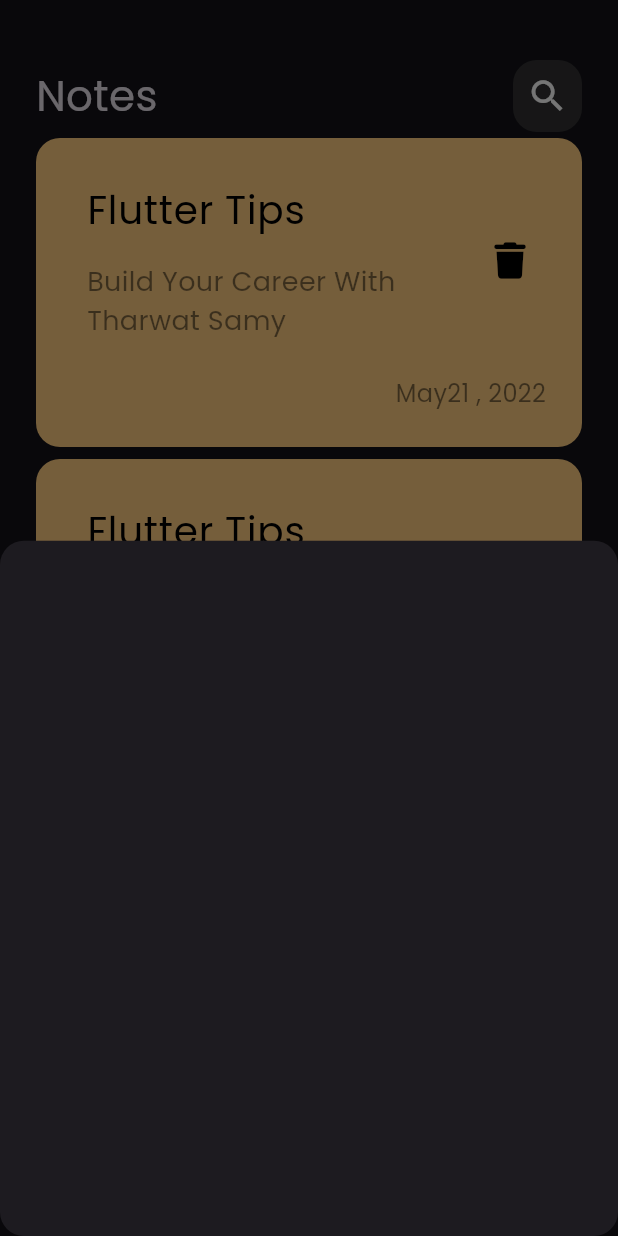
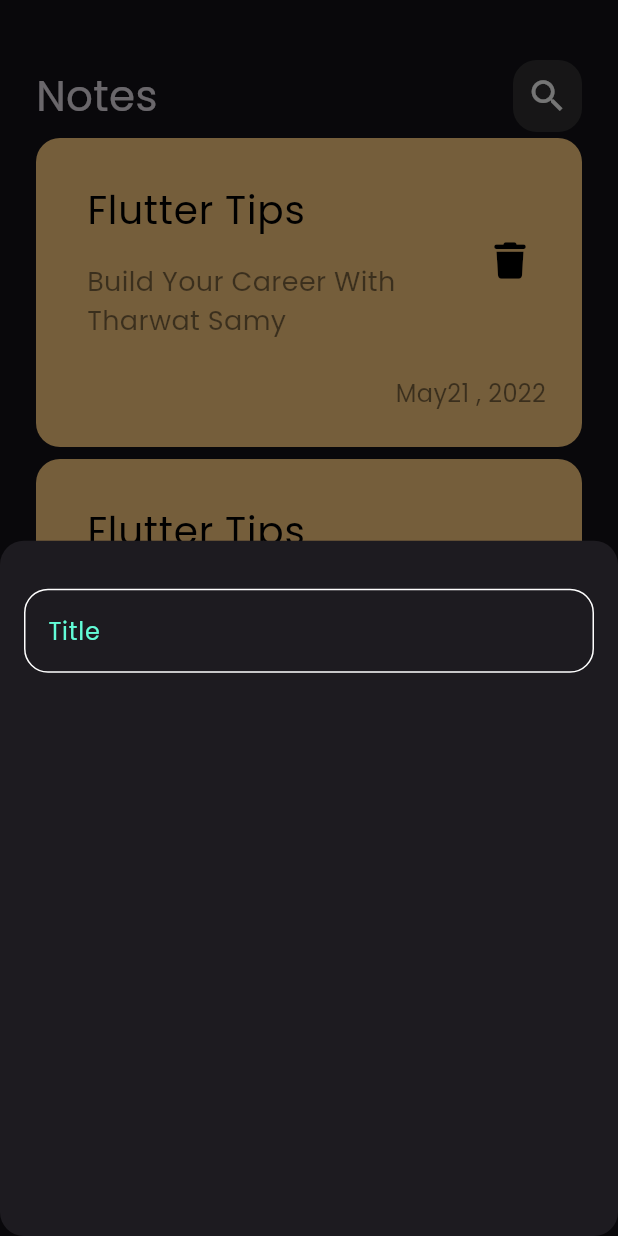
Before and after one commit to laithkhalil17/notes_app_la, a Flutter app: the screen it shows after launch, after a tap on the "add" icon, on a phone screen of 412 x 824 dp. Run offline on Flutter 3.47's test engine with Material 3 defaults, Android fonts, the phone set to English and light mode, and no system bars; our stand-ins replace font_awesome_flutter.

Commit message:
create custom text field

```diff
--- /dev/null
+++ b/lib/constants.dart
@@ -0,0 +1,3 @@
+import 'package:flutter/material.dart';
+
+const kPrimaryColor = Color(0xff62FCD7);
--- a/lib/views/notes_view.dart
+++ b/lib/views/notes_view.dart
@@ -1,6 +1,8 @@
 import 'package:flutter/material.dart';
 import 'package:notes_app_la/widgets/add_note_bottem_Sheet.dart';
 import 'package:notes_app_la/widgets/notes_view_body.dart';
+
+import '../constants.dart';
 
 class NotesView extends StatelessWidget {
   const NotesView({super.key});
@@ -9,6 +11,7 @@
   Widget build(BuildContext context) {
     return Scaffold(
       floatingActionButton: FloatingActionButton(
+        backgroundColor: kPrimaryColor,
         onPressed: () {
           showModalBottomSheet(
             context: context,
--- a/lib/widgets/add_note_bottem_Sheet.dart
+++ b/lib/widgets/add_note_bottem_Sheet.dart
@@ -1,10 +1,19 @@
 import 'package:flutter/material.dart';
+import 'package:notes_app_la/widgets/custom_text_field.dart';
 
 class AddNoteBottemShet extends StatelessWidget {
   const AddNoteBottemShet({super.key});
 
   @override
   Widget build(BuildContext context) {
-    return Container();
+    return const Padding(
+      padding: EdgeInsets.symmetric(horizontal:16.0),
+      child: Column(
+        children: [
+          SizedBox(height: 32,),
+          CustomTextField(),
+        ],
+      ),
+    );
   }
 }
--- /dev/null
+++ b/lib/widgets/custom_text_field.dart
@@ -0,0 +1,26 @@
+import 'package:flutter/material.dart';
+import 'package:flutter/widgets.dart';
+import 'package:notes_app_la/constants.dart';
+
+class CustomTextField extends StatelessWidget {
+  const CustomTextField({super.key});
+
+  @override
+  Widget build(BuildContext context) {
+    return TextField(
+      cursorColor: kPrimaryColor,
+      decoration: InputDecoration(
+          hintText: 'Title',
+          hintStyle: const TextStyle(color: kPrimaryColor),
+          border: buildBorder(),
+          enabledBorder: buildBorder(),
+          focusedBorder: buildBorder(color: kPrimaryColor)),
+    );
+  }
+
+  OutlineInputBorder buildBorder({color}) {
+    return OutlineInputBorder(
+        borderRadius: BorderRadius.circular(16),
+        borderSide: BorderSide(color: color ?? Colors.white));
+  }
+}
```
